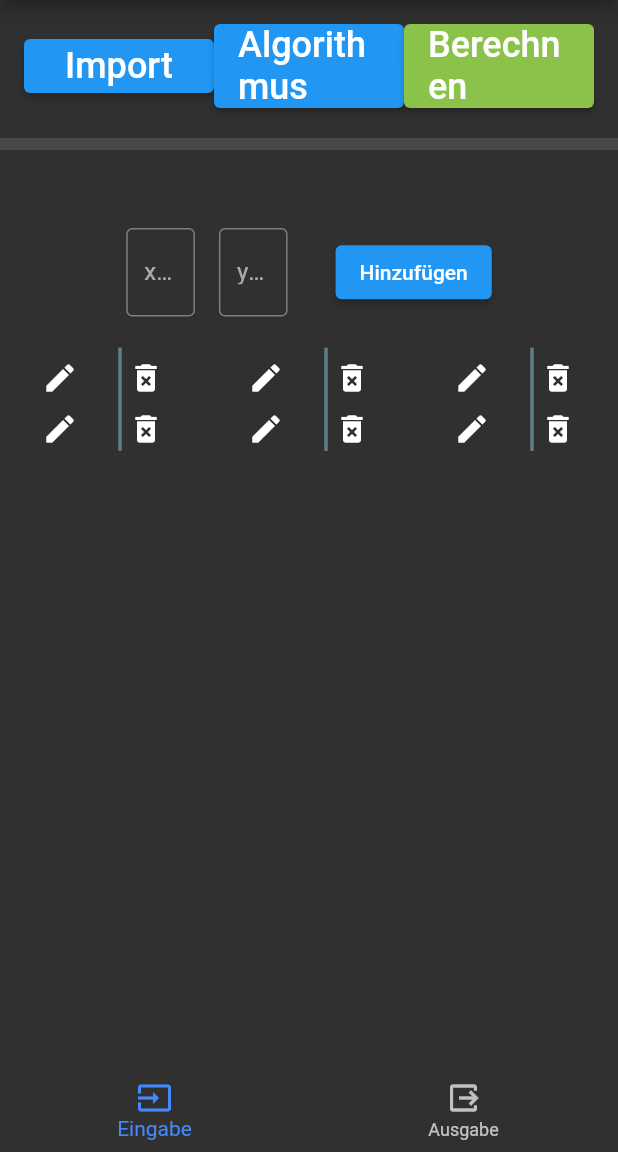
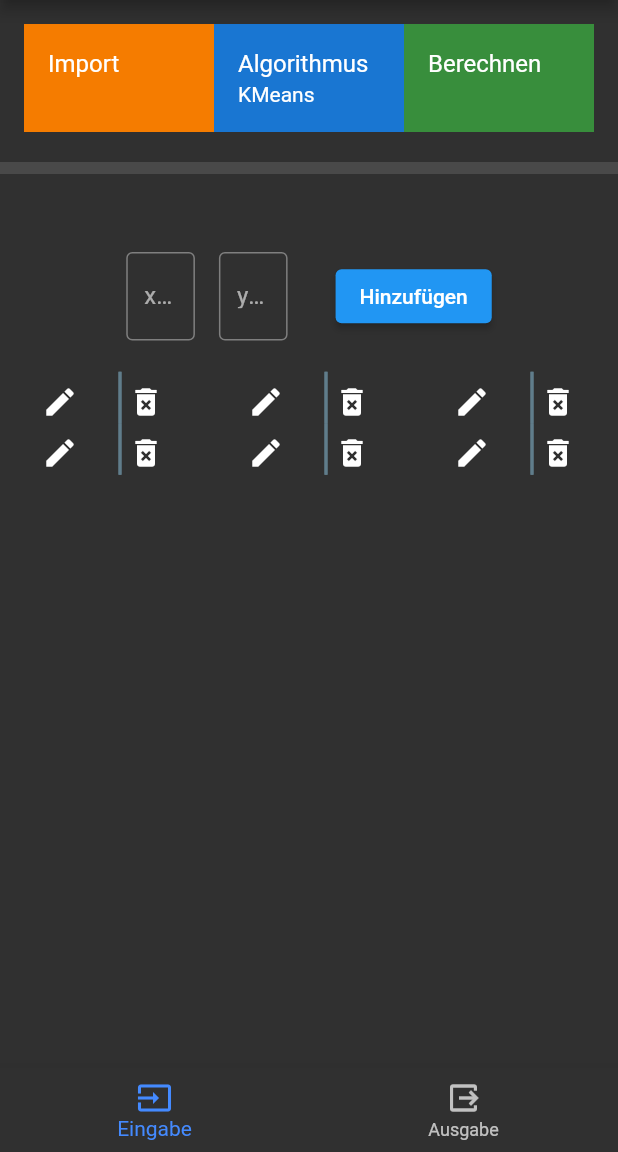
Before and after one commit to Programmierprojekt/programmierprojekt, a Flutter app: the screen it shows after launch, on a phone screen of 412 x 824 dp, the part 84-1236 px from its top. Run offline on Flutter 3.47's test engine with Material 2 defaults, Android fonts, the phone set to English and light mode, and no system bars; our stand-ins replace csv, file_picker, syncfusion_flutter_charts; missing offline and left inert: kmeans.

Commit message:
Buttons sehen besser aus und weitere Funktionalität hinzugefügt

```diff
--- a/lib/Custom/CustomWidgets.dart
+++ b/lib/Custom/CustomWidgets.dart
@@ -17,4 +17,22 @@ class CustomWidgets {
           style: TextStyle(fontSize: textFontSize, color: foreGroundTextColor),
         ),
       );
+
+  static Widget CustomListTile(
+          {required void Function() onTap,
+          Widget? title,
+          Widget? subtitle,
+          Widget? leading,
+          Widget? trailing,
+          Color? backgroundColor = Colors.blue,
+          Color? foregroundColor = Colors.white}) =>
+      ListTile(
+        onTap: onTap,
+        title: title,
+        subtitle: subtitle,
+        trailing: trailing,
+        leading: leading,
+        tileColor: backgroundColor,
+        textColor: foregroundColor,
+      );
 }
--- a/lib/Screens/InputScreen.dart
+++ b/lib/Screens/InputScreen.dart
@@ -53,19 +53,26 @@ class _InputScreenState extends State<InputScreen> {
             mainAxisAlignment: MainAxisAlignment.spaceBetween,
             children: [
               Expanded(
-                child: CustomWidgets.CustomElevatedButton(
-                    text: Constants.BTN_IMPORT, onPressed: importData),
+                child: CustomWidgets.CustomListTile(
+                    subtitle: const SizedBox(),
+                    title: const Text(Constants.BTN_IMPORT),
+                    onTap: importData,
+                    backgroundColor: Colors.orange.shade700),
               ),
               Expanded(
-                child: CustomWidgets.CustomElevatedButton(
-                    text: Constants.BTN_CHOOSE_ALGORITHM,
-                    onPressed: displayAlgorithmDialog),
+                child: CustomWidgets.CustomListTile(
+                    title: const Text(Constants.BTN_CHOOSE_ALGORITHM),
+                    subtitle:
+                        Text(algo!.algorithm == 0 ? "KMeans" : "Decision Tree"),
+                    onTap: displayAlgorithmDialog,
+                    backgroundColor: Colors.blue.shade700),
               ),
               Expanded(
-                child: CustomWidgets.CustomElevatedButton(
-                    buttonBackgroundColor: Colors.lightGreen,
-                    text: Constants.BTN_CALCULATE,
-                    onPressed: () {}),
+                child: CustomWidgets.CustomListTile(
+                    subtitle: const SizedBox(),
+                    backgroundColor: Colors.green.shade700,
+                    title: const Text(Constants.BTN_CALCULATE),
+                    onTap: () {}),
               ),
             ],
           ),
@@ -229,7 +236,7 @@ class _InputScreenState extends State<InputScreen> {
       context: context,
       builder: (context) => AlertDialog(
         title: const Text(Constants.DLG_TITLE_MODIFY_ITEM),
-        content: Column(
+        content: Row(
           children: [
             SizedBox(
               width: MediaQuery.of(context).size.width / 9,
@@ -245,7 +252,7 @@ class _InputScreenState extends State<InputScreen> {
               ),
             ),
             const SizedBox(
-              height: 16,
+              width: 16,
             ),
             SizedBox(
               width: MediaQuery.of(context).size.width / 9,
@@ -259,7 +266,7 @@ class _InputScreenState extends State<InputScreen> {
                   border: OutlineInputBorder(),
                 ),
               ),
-            )
+            ),
           ],
         ),
         actions: [
@@ -363,6 +370,7 @@ class _InputScreenState extends State<InputScreen> {
         ),
       ),
     );
+    setState(() {});
   }
 
   void chooseAlgorithm(int pressedAlgo, context) {
```
Also changed, not shown: lib/Screens/OutputScreen.dart (indentation only).
